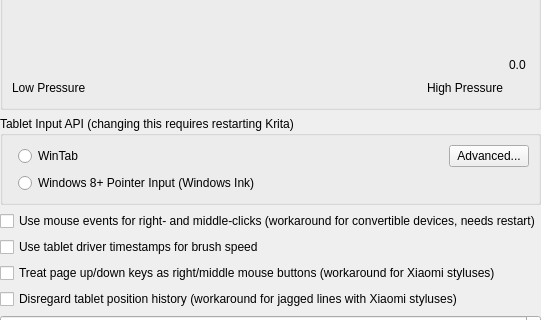
Above: libs/ui/forms/wdgtabletsettings.ui from DR-KD1997/IKriate before the change; both pictures show x 0 to 541 and y 207 to 527 of the 541 by 608 pixel window. Below: the same form after it.
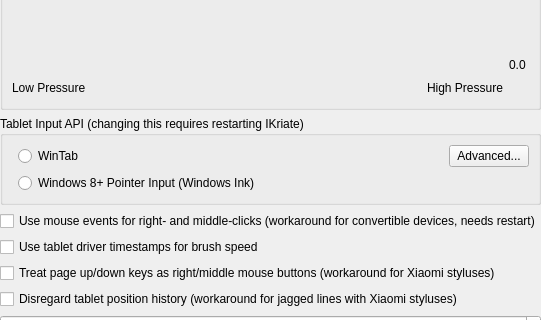
That is the form after the change. Custom widgets are drawn as their Qt base class.

The edit to the form file:
```diff
--- a/libs/ui/forms/wdgtabletsettings.ui
+++ b/libs/ui/forms/wdgtabletsettings.ui
@@ -127,7 +127,7 @@
    <item>
     <widget class="QGroupBox" name="grpTabletApi">
      <property name="title">
-      <string>Tablet Input API (changing this requires restarting Krita)</string>
+      <string>Tablet Input API (changing this requires restarting IKriate)</string>
      </property>
      <layout class="QFormLayout" name="formLayout_2">
       <item row="0" column="1">
```
Left out of the diff: 4 changed lines with no effect on the pictures.
